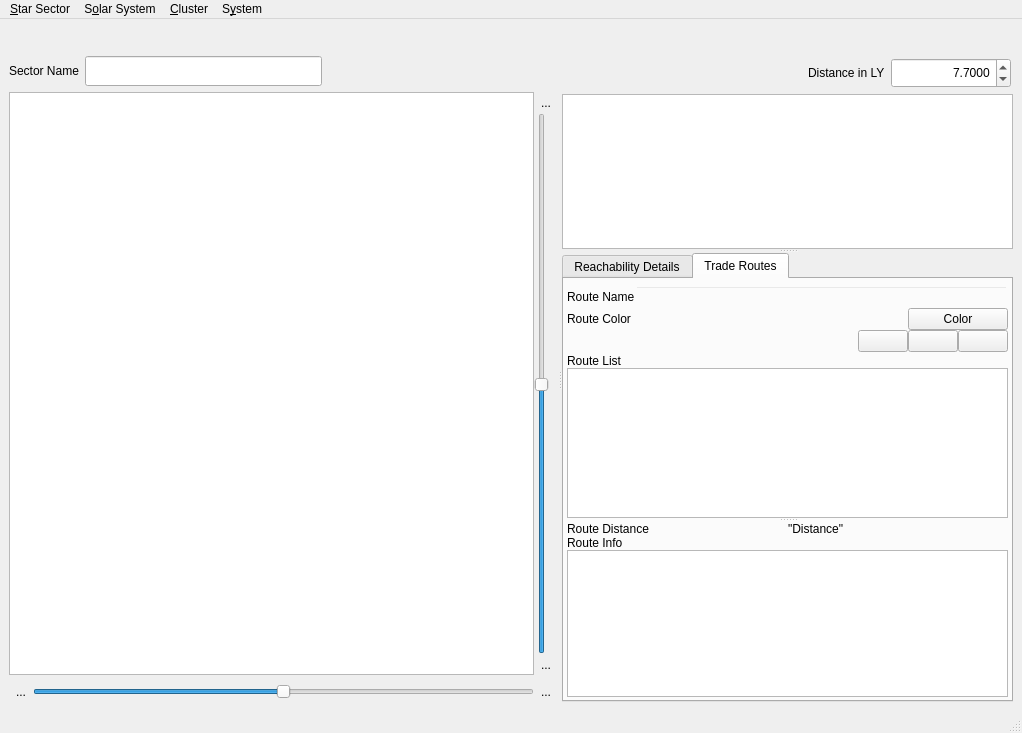
Above: src/warpmainwindow.ui from maxlambertini/Warp2010 before the change. Below: the same form after it.
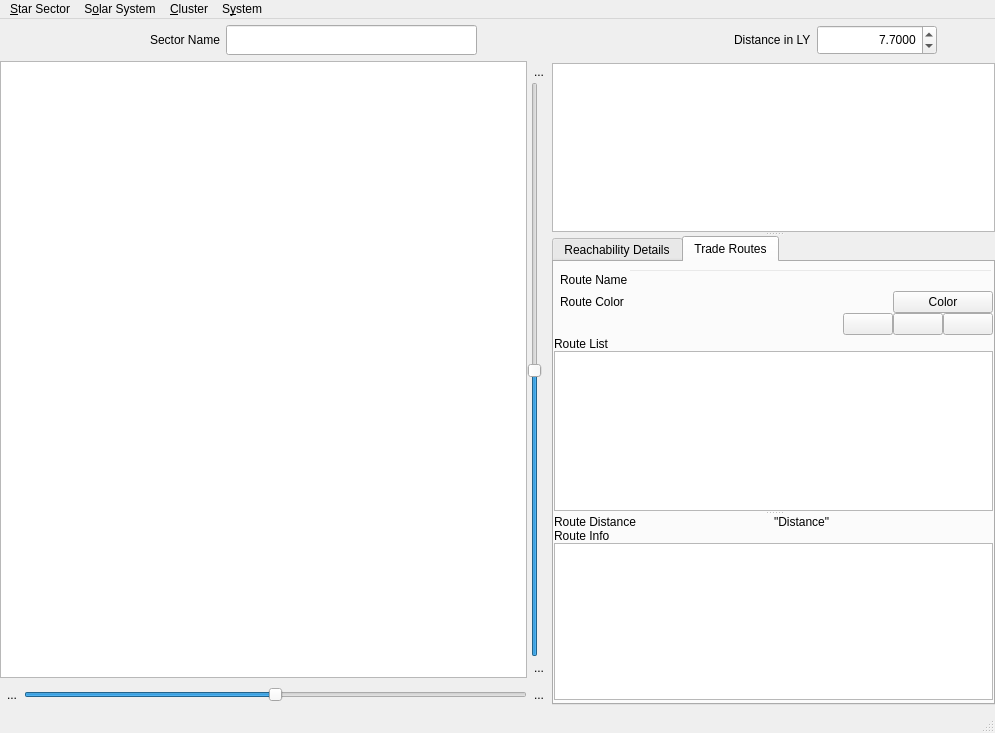
That is the form after the change. The open tabs and pages were chosen to show the change. Icons and pictures are not drawn. Custom widgets are drawn as their Qt base class.

```diff
--- a/src/warpmainwindow.ui
+++ b/src/warpmainwindow.ui
@@ -6,7 +6,7 @@
    <rect>
     <x>0</x>
     <y>0</y>
-    <width>1022</width>
+    <width>995</width>
     <height>733</height>
    </rect>
   </property>
@@ -34,13 +34,31 @@
   </property>
   <widget class="QWidget" name="centralwidget">
    <layout class="QVBoxLayout" name="verticalLayout_8">
+    <property name="leftMargin">
+     <number>0</number>
+    </property>
+    <property name="topMargin">
+     <number>6</number>
+    </property>
+    <property name="rightMargin">
+     <number>0</number>
+    </property>
+    <property name="bottomMargin">
+     <number>6</number>
+    </property>
     <item>
-     <layout class="QHBoxLayout" name="horizontalLayout_7">
+     <layout class="QHBoxLayout" name="horizontalLayout_9">
       <item>
        <layout class="QHBoxLayout" name="horizontalLayout_4">
         <property name="spacing">
          <number>0</number>
         </property>
+        <property name="leftMargin">
+         <number>12</number>
+        </property>
+        <property name="rightMargin">
+         <number>12</number>
+        </property>
         <item>
          <widget class="QPushButton" name="btn_Star_Sector_View">
           <property name="text">
@@ -106,17 +124,107 @@
        </layout>
       </item>
       <item>
-       <spacer name="horizontalSpacer_5">
-        <property name="orientation">
-         <enum>Qt::Horizontal</enum>
+       <layout class="QHBoxLayout" name="layoutInfoSector">
+        <property name="rightMargin">
+         <number>12</number>
         </property>
-        <property name="sizeHint" stdset="0">
-         <size>
-          <width>40</width>
-          <height>20</height>
-         </size>
-        </property>
-       </spacer>
+        <item>
+         <widget class="QLabel" name="lblSectorName">
+          <property name="text">
+           <string>Sector Name</string>
+          </property>
+          <property name="margin">
+           <number>0</number>
+          </property>
+         </widget>
+        </item>
+        <item>
+         <widget class="QLineEdit" name="txtSectorName">
+          <property name="minimumSize">
+           <size>
+            <width>0</width>
+            <height>30</height>
+           </size>
+          </property>
+          <property name="maximumSize">
+           <size>
+            <width>300</width>
+            <height>16777215</height>
+           </size>
+          </property>
+         </widget>
+        </item>
+        <item>
+         <spacer name="horizontalSpacer">
+          <property name="orientation">
+           <enum>Qt::Horizontal</enum>
+          </property>
+          <property name="sizeHint" stdset="0">
+           <size>
+            <width>38</width>
+            <height>27</height>
+           </size>
+          </property>
+         </spacer>
+        </item>
+        <item>
+         <widget class="QLabel" name="lblSpinDistance">
+          <property name="enabled">
+           <bool>true</bool>
+          </property>
+          <property name="styleSheet">
+           <string notr="true">background-color: transparent;</string>
+          </property>
+          <property name="text">
+           <string>Distance in LY</string>
+          </property>
+          <property name="alignment">
+           <set>Qt::AlignLeading|Qt::AlignLeft|Qt::AlignVCenter</set>
+          </property>
+          <property name="indent">
+           <number>0</number>
+          </property>
+         </widget>
+        </item>
+        <item>
+         <widget class="QDoubleSpinBox" name="spinDistance">
+          <property name="minimumSize">
+           <size>
+            <width>120</width>
+            <height>30</height>
+           </size>
+          </property>
+          <property name="toolTip">
+           <string>Set jump distance.
+Double click on a star below to recalculate a new jumpweb centered on the selected star using the distance as the maximum jump limit</string>
+          </property>
+          <property name="styleSheet">
+           <string notr="true"/>
+          </property>
+          <property name="frame">
+           <bool>true</bool>
+          </property>
+          <property name="alignment">
+           <set>Qt::AlignRight|Qt::AlignTrailing|Qt::AlignVCenter</set>
+          </property>
+          <property name="decimals">
+           <number>4</number>
+          </property>
+          <property name="minimum">
+           <double>0.005000000000000</double>
+          </property>
+          <property name="maximum">
+           <double>20.000000000000000</double>
+          </property>
+          <property name="singleStep">
+           <double>0.250000000000000</double>
+          </property>
+          <property name="value">
+           <double>7.700000000000000</double>
+          </property>
+         </widget>
+        </item>
+       </layout>
       </item>
       <item>
        <widget class="QPushButton" name="btnContextualMenu">
@@ -145,6 +253,9 @@
       <property name="orientation">
        <enum>Qt::Horizontal</enum>
       </property>
+      <property name="handleWidth">
+       <number>1</number>
+      </property>
       <widget class="QStackedWidget" name="stackedWidget">
        <property name="currentIndex">
         <number>0</number>
@@ -169,49 +280,10 @@
             <number>6</number>
            </property>
            <item>
-            <layout class="QHBoxLayout" name="horizontalLayout_6" stretch="0,0,0">
+            <layout class="QHBoxLayout" name="horizontalLayout_6" stretch="">
              <property name="spacing">
               <number>6</number>
              </property>
-             <item>
-              <widget class="QLabel" name="label_7">
-               <property name="text">
-                <string>Sector Name</string>
-               </property>
-               <property name="margin">
-                <number>0</number>
-               </property>
-              </widget>
-             </item>
-             <item>
-              <widget class="QLineEdit" name="txtSectorName">
-               <property name="minimumSize">
-                <size>
-                 <width>0</width>
-                 <height>30</height>
-                </size>
-               </property>
-               <property name="maximumSize">
-                <size>
-                 <width>300</width>
-                 <height>16777215</height>
-                </size>
-               </property>
-              </widget>
-             </item>
-             <item>
-              <spacer name="horizontalSpacer_4">
-               <property name="orientation">
-                <enum>Qt::Horizontal</enum>
-               </property>
-               <property name="sizeHint" stdset="0">
-                <size>
-                 <width>40</width>
-                 <height>20</height>
-                </size>
-               </property>
-              </spacer>
-             </item>
             </layout>
            </item>
            <item>
@@ -368,7 +440,7 @@
         </layout>
        </widget>
        <widget class="QWidget" name="page_2">
-        <layout class="QVBoxLayout" name="verticalLayout_7" stretch="0,1">
+        <layout class="QVBoxLayout" name="verticalLayout_7" stretch="1">
          <property name="leftMargin">
           <number>1</number>
          </property>
@@ -381,19 +453,6 @@
          <property name="bottomMargin">
           <number>0</number>
          </property>
-         <item>
-          <widget class="QLabel" name="label_8">
-           <property name="maximumSize">
-            <size>
-             <width>16777215</width>
-             <height>14</height>
-            </size>
-           </property>
-           <property name="text">
-            <string>Solar System Layout</string>
-           </property>
-          </widget>
-         </item>
          <item>
           <widget class="SolarSystemViewWidget" name="solsysView" native="true"/>
          </item>
@@ -461,73 +520,6 @@
            <property name="bottomMargin">
             <number>0</number>
            </property>
-           <item>
-            <spacer name="horizontalSpacer">
-             <property name="orientation">
-              <enum>Qt::Horizontal</enum>
-             </property>
-             <property name="sizeHint" stdset="0">
-              <size>
-               <width>40</width>
-               <height>20</height>
-              </size>
-             </property>
-            </spacer>
-           </item>
-           <item>
-            <widget class="QLabel" name="label_2">
-             <property name="styleSheet">
-              <string notr="true">background-color: transparent;</string>
-             </property>
-             <property name="text">
-              <string>Distance in LY</string>
-             </property>
-             <property name="alignment">
-              <set>Qt::AlignLeading|Qt::AlignLeft|Qt::AlignVCenter</set>
-             </property>
-             <property name="indent">
-              <number>0</number>
-             </property>
-            </widget>
-           </item>
-           <item>
-            <widget class="QDoubleSpinBox" name="spinDistance">
-             <property name="minimumSize">
-              <size>
-               <width>120</width>
-               <height>30</height>
-              </size>
-             </property>
-             <property name="toolTip">
-              <string>Set jump distance.
-Double click on a star below to recalculate a new jumpweb centered on the selected star using the distance as the maximum jump limit</string>
-             </property>
-             <property name="styleSheet">
-              <string notr="true"/>
-             </property>
-             <property name="frame">
-              <bool>true</bool>
-             </property>
-             <property name="alignment">
-              <set>Qt::AlignRight|Qt::AlignTrailing|Qt::AlignVCenter</set>
-             </property>
-             <property name="decimals">
-              <number>4</number>
-             </property>
-             <property name="minimum">
-              <double>0.005000000000000</double>
-             </property>
-             <property name="maximum">
-              <double>20.000000000000000</double>
-             </property>
-             <property name="singleStep">
-              <double>0.250000000000000</double>
-             </property>
-             <property name="value">
-              <double>7.700000000000000</double>
-             </property>
-            </widget>
-           </item>
           </layout>
          </item>
          <item>
@@ -580,7 +572,7 @@
          <enum>QTabWidget::Rounded</enum>
         </property>
         <property name="currentIndex">
-         <number>0</number>
+         <number>1</number>
         </property>
         <widget class="QWidget" name="tabStarList">
          <attribute name="title">
@@ -588,13 +580,13 @@
          </attribute>
          <layout class="QVBoxLayout" name="verticalLayout_6">
           <property name="leftMargin">
-           <number>3</number>
+           <number>0</number>
           </property>
           <property name="topMargin">
            <number>3</number>
           </property>
           <property name="rightMargin">
-           <number>3</number>
+           <number>0</number>
           </property>
           <property name="bottomMargin">
            <number>3</number>
@@ -637,19 +629,22 @@
            <number>0</number>
           </property>
           <property name="leftMargin">
-           <number>3</number>
+           <number>0</number>
           </property>
           <property name="topMargin">
            <number>3</number>
           </property>
           <property name="rightMargin">
-           <number>3</number>
+           <number>0</number>
           </property>
           <property name="bottomMargin">
            <number>3</number>
           </property>
           <item>
            <layout class="QGridLayout" name="gridLayout">
+            <property name="leftMargin">
+             <number>6</number>
+            </property>
             <property name="topMargin">
              <number>4</number>
             </property>
@@ -830,6 +825,9 @@
                 <property name="text">
                  <string>Route List</string>
                 </property>
+                <property name="margin">
+                 <number>6</number>
+                </property>
                </widget>
               </item>
               <item>
@@ -917,7 +915,7 @@
     <rect>
      <x>0</x>
      <y>0</y>
-     <width>1022</width>
+     <width>995</width>
      <height>21</height>
     </rect>
    </property>
```
